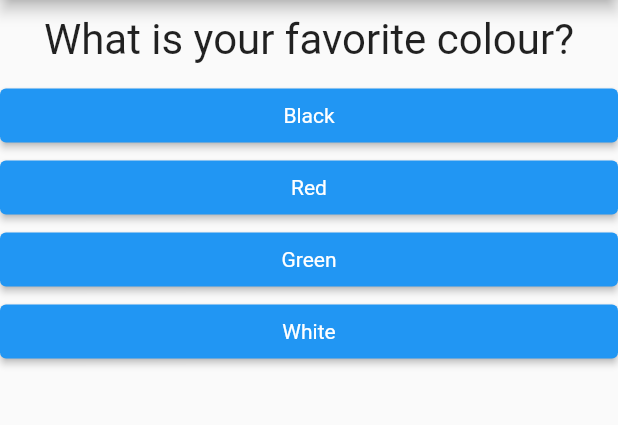
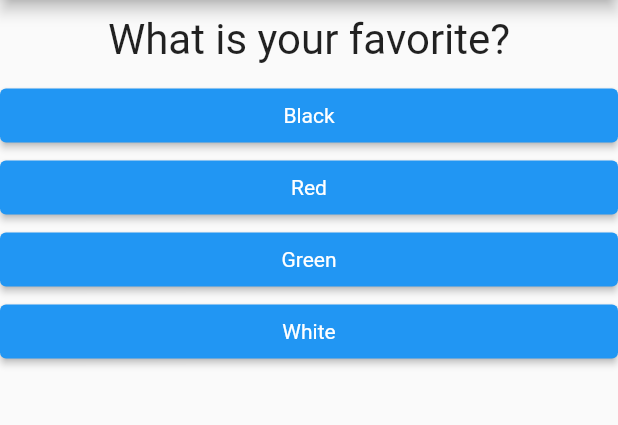
Before and after one commit to FAZEHAHH/flutter_complete_guide, a Flutter app: the screen it shows after launch, on a phone screen of 412 x 824 dp, the part 84-509 px from its top. Run offline on Flutter 3.47's test engine with Material 2 defaults, Android fonts, the phone set to English and light mode, and no system bars.

Commit message:
Update main.dart
najwan

```diff
--- a/lib/main.dart
+++ b/lib/main.dart
@@ -19,7 +19,7 @@ class MyApp extends StatefulWidget {
 class _MyAppState extends State<MyApp> {
   final _questions = const [
     {
-      'questionText': 'What is your favorite colour?',
+      'questionText': 'What is your favorite?',
       'answers': [
         {'text': 'Black', 'score': 10},
         {'text': 'Red', 'score': 7},
```
